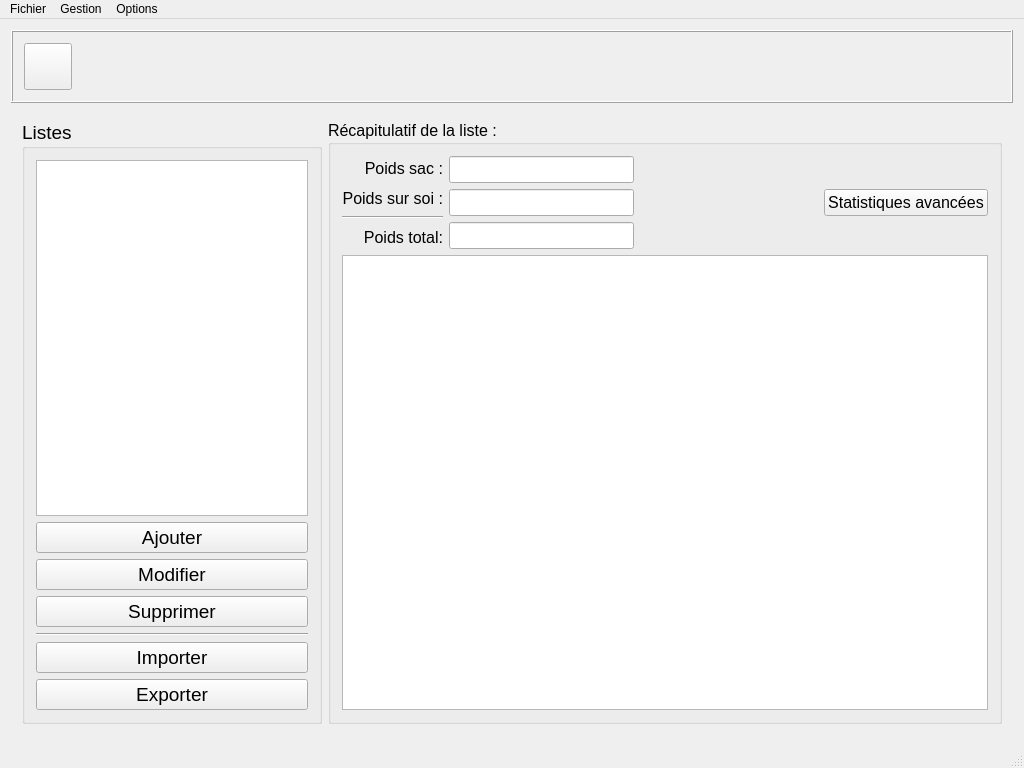
amof/Doger, file Doger/mainwindow.ui: the form before one commit.
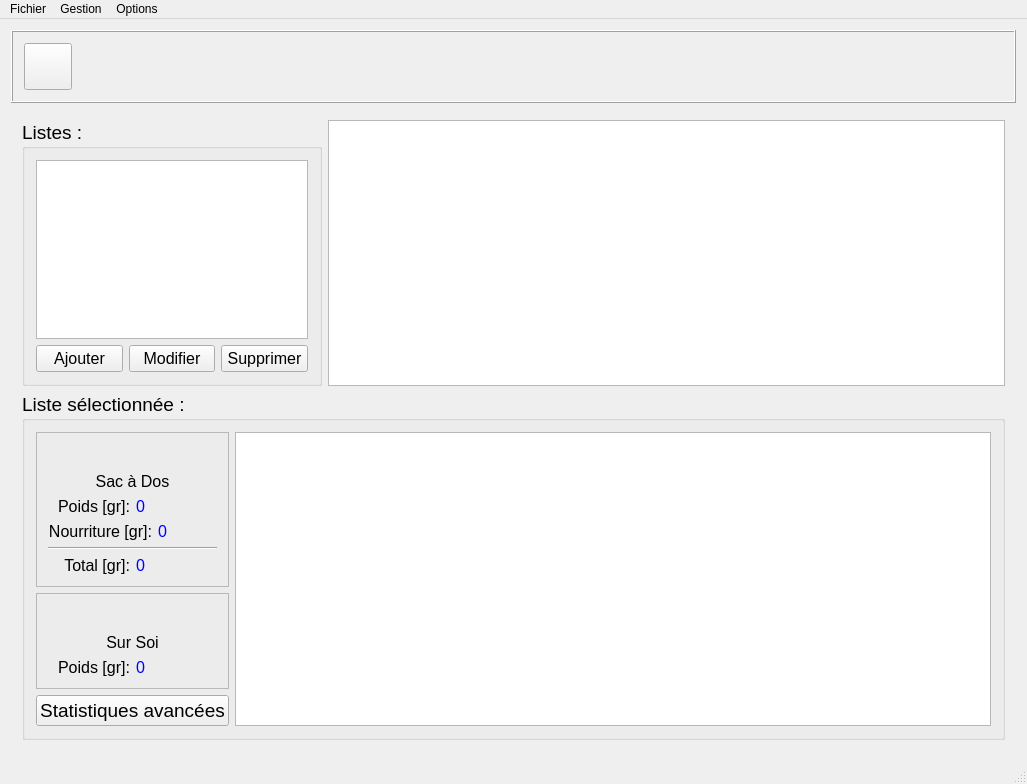
The form after the commit. The open tabs and pages were chosen to show the change. Icons and pictures are not drawn. Custom widgets are drawn as their Qt base class.

Commit message: Improve UI in Lists Add chart and display weight on self in Lists

```diff
--- a/Doger/mainwindow.ui
+++ b/Doger/mainwindow.ui
@@ -6,15 +6,15 @@
    <rect>
     <x>0</x>
     <y>0</y>
-    <width>1024</width>
-    <height>768</height>
+    <width>1027</width>
+    <height>784</height>
    </rect>
   </property>
   <property name="windowTitle">
-   <string>Doger - v0.0.1 alpha preview - @mof</string>
+   <string>Doger - v0.1.0 beta1 - @mof</string>
   </property>
   <widget class="QWidget" name="centralWidget">
-   <layout class="QVBoxLayout" name="verticalLayout">
+   <layout class="QVBoxLayout" name="verticalLayout_15">
     <item>
      <widget class="QFrame" name="frame_title">
       <property name="styleSheet">
@@ -109,6 +109,11 @@
     </item>
     <item>
      <widget class="QStackedWidget" name="stackedWidget">
+      <property name="font">
+       <font>
+        <pointsize>12</pointsize>
+       </font>
+      </property>
       <property name="currentIndex">
        <number>2</number>
       </property>
@@ -482,6 +487,8 @@
        </layout>
       </widget>
       <widget class="QWidget" name="liste">
+       <layout class="QVBoxLayout" name="verticalLayout_20">
+        <item>
        <layout class="QHBoxLayout" name="horizontalLayout_7">
         <item>
          <widget class="QGroupBox" name="groupBox">
@@ -497,14 +504,14 @@
            </font>
           </property>
           <property name="title">
-           <string>Listes</string>
+             <string>Listes :</string>
           </property>
           <layout class="QVBoxLayout" name="verticalLayout_2">
            <item>
             <widget class="QTableView" name="tv_list">
              <property name="maximumSize">
               <size>
-               <width>16777215</width>
+                 <width>300</width>
                <height>16777215</height>
               </size>
              </property>
@@ -513,10 +520,26 @@
                <pointsize>12</pointsize>
               </font>
              </property>
-            </widget>
-           </item>
+               <property name="editTriggers">
+                <set>QAbstractItemView::NoEditTriggers</set>
+               </property>
+               <property name="selectionMode">
+                <enum>QAbstractItemView::SingleSelection</enum>
+               </property>
+               <property name="selectionBehavior">
+                <enum>QAbstractItemView::SelectRows</enum>
+               </property>
+              </widget>
+             </item>
+             <item>
+              <layout class="QHBoxLayout" name="horizontalLayout_17">
            <item>
             <widget class="QPushButton" name="btn_list_add">
+                 <property name="font">
+                  <font>
+                   <pointsize>12</pointsize>
+                  </font>
+                 </property>
              <property name="text">
               <string>Ajouter</string>
              </property>
@@ -524,6 +547,11 @@
            </item>
            <item>
             <widget class="QPushButton" name="btn_list_modify">
+                 <property name="font">
+                  <font>
+                   <pointsize>12</pointsize>
+                  </font>
+                 </property>
              <property name="text">
               <string>Modifier</string>
              </property>
@@ -531,37 +559,40 @@
            </item>
            <item>
             <widget class="QPushButton" name="btn_list_delete">
+                 <property name="font">
+                  <font>
+                   <pointsize>12</pointsize>
+                  </font>
+                 </property>
              <property name="text">
               <string>Supprimer</string>
              </property>
             </widget>
            </item>
-           <item>
-            <widget class="Line" name="line_3">
-             <property name="orientation">
-              <enum>Qt::Horizontal</enum>
-             </property>
-            </widget>
-           </item>
-           <item>
-            <widget class="QPushButton" name="btn_list_import">
-             <property name="text">
-              <string>Importer</string>
-             </property>
+              </layout>
+             </item>
+            </layout>
             </widget>
            </item>
            <item>
-            <widget class="QPushButton" name="btn_list_export">
-             <property name="text">
-              <string>Exporter</string>
-             </property>
+           <widget class="QtCharts::QChartView" name="chartview">
+            <property name="maximumSize">
+             <size>
+              <width>16777215</width>
+              <height>16777215</height>
+             </size>
+            </property>
+            <property name="font">
+             <font>
+              <pointsize>14</pointsize>
+             </font>
+            </property>
             </widget>
            </item>
           </layout>
-         </widget>
         </item>
         <item>
-         <widget class="QGroupBox" name="groupBox_7">
+         <widget class="QGroupBox" name="gb_listDetail">
           <property name="sizePolicy">
            <sizepolicy hsizetype="Preferred" vsizetype="Preferred">
             <horstretch>0</horstretch>
@@ -570,123 +601,258 @@
           </property>
           <property name="font">
            <font>
-            <pointsize>12</pointsize>
+            <pointsize>14</pointsize>
            </font>
           </property>
           <property name="title">
-           <string>Récapitulatif de la liste :</string>
+           <string>Liste sélectionnée :</string>
           </property>
-          <layout class="QVBoxLayout" name="verticalLayout_10">
-           <item>
             <layout class="QHBoxLayout" name="horizontalLayout_5">
              <item>
-              <layout class="QVBoxLayout" name="verticalLayout_20">
+            <layout class="QVBoxLayout" name="verticalLayout">
                <item>
-                <widget class="QLabel" name="label_29">
+              <widget class="QFrame" name="f_backpack">
+               <property name="maximumSize">
+                <size>
+                 <width>16777215</width>
+                 <height>16777215</height>
+                </size>
+               </property>
+               <property name="frameShape">
+                <enum>QFrame::StyledPanel</enum>
+               </property>
+               <property name="frameShadow">
+                <enum>QFrame::Plain</enum>
+               </property>
+               <layout class="QVBoxLayout" name="verticalLayout_9">
+                <item>
+                 <widget class="QLabel" name="lbl_backpack">
+                  <property name="maximumSize">
+                   <size>
+                    <width>16777215</width>
+                    <height>16777215</height>
+                   </size>
+                  </property>
+                  <property name="text">
+                   <string/>
+                  </property>
+                  <property name="pixmap">
+                   <pixmap resource="ressources.qrc">:/images/backpack.png</pixmap>
+                  </property>
+                  <property name="scaledContents">
+                   <bool>false</bool>
+                  </property>
+                  <property name="alignment">
+                   <set>Qt::AlignCenter</set>
+                  </property>
+                 </widget>
+                </item>
+                <item>
+                 <widget class="QLabel" name="label_9">
                  <property name="font">
                   <font>
                    <pointsize>12</pointsize>
                   </font>
                  </property>
                  <property name="text">
-                  <string>Poids sac :</string>
+                   <string>Sac à Dos</string>
                  </property>
                  <property name="alignment">
+                   <set>Qt::AlignCenter</set>
+                  </property>
+                 </widget>
+                </item>
+                <item>
+                 <layout class="QHBoxLayout" name="horizontalLayout_11">
+                  <item>
+                   <widget class="QLabel" name="label_10">
+                    <property name="font">
+                     <font>
+                      <pointsize>12</pointsize>
+                     </font>
+                    </property>
+                    <property name="text">
+                     <string>Poids [gr]:</string>
+                    </property>
+                    <property name="alignment">
                   <set>Qt::AlignRight|Qt::AlignTrailing|Qt::AlignVCenter</set>
                  </property>
                 </widget>
                </item>
                <item>
-                <widget class="QLabel" name="label_31">
+                   <widget class="QLabel" name="lbl_weightBackpack">
                  <property name="font">
                   <font>
                    <pointsize>12</pointsize>
                   </font>
                  </property>
+                    <property name="styleSheet">
+                     <string notr="true">color: rgb(0, 0, 255);</string>
+                    </property>
                  <property name="text">
-                  <string>Poids sur soi :</string>
-                 </property>
+                     <string>0</string>
+                    </property>
+                   </widget>
+                  </item>
+                 </layout>
+                </item>
+                <item>
+                 <layout class="QHBoxLayout" name="horizontalLayout_12">
+                  <item>
+                   <widget class="QLabel" name="label_11">
+                    <property name="font">
+                     <font>
+                      <pointsize>12</pointsize>
+                     </font>
+                    </property>
+                    <property name="text">
+                     <string>Nourriture [gr]:</string>
+                    </property>
                  <property name="alignment">
                   <set>Qt::AlignRight|Qt::AlignTrailing|Qt::AlignVCenter</set>
                  </property>
                 </widget>
                </item>
                <item>
-                <widget class="Line" name="line_2">
+                   <widget class="QLabel" name="lbl_weightBackpack_food">
+                    <property name="font">
+                     <font>
+                      <pointsize>12</pointsize>
+                     </font>
+                    </property>
+                    <property name="styleSheet">
+                     <string notr="true">color: rgb(0, 0, 255);</string>
+                    </property>
+                    <property name="text">
+                     <string>0</string>
+                    </property>
+                   </widget>
+                  </item>
+                 </layout>
+                </item>
+                <item>
+                 <widget class="Line" name="line_4">
                  <property name="orientation">
                   <enum>Qt::Horizontal</enum>
                  </property>
                 </widget>
                </item>
                <item>
-                <widget class="QLabel" name="label_30">
+                 <layout class="QHBoxLayout" name="horizontalLayout_13">
+                  <item>
+                   <widget class="QLabel" name="label_12">
                  <property name="font">
                   <font>
                    <pointsize>12</pointsize>
                   </font>
                  </property>
                  <property name="text">
-                  <string>Poids total:</string>
+                     <string>Total [gr]:</string>
                  </property>
                  <property name="alignment">
                   <set>Qt::AlignRight|Qt::AlignTrailing|Qt::AlignVCenter</set>
                  </property>
                 </widget>
                </item>
-              </layout>
-             </item>
+                  <item>
+                   <widget class="QLabel" name="lbl_weightBackpack_total">
+                    <property name="font">
+                     <font>
+                      <pointsize>12</pointsize>
+                     </font>
+                    </property>
+                    <property name="styleSheet">
+                     <string notr="true">color: rgb(0, 0, 255);</string>
+                    </property>
+                    <property name="text">
+                     <string>0</string>
+                    </property>
+                   </widget>
+                  </item>
+                 </layout>
+                </item>
+               </layout>
+              </widget>
+             </item>
              <item>
-              <layout class="QVBoxLayout" name="verticalLayout_21">
+              <widget class="QFrame" name="f_self">
+               <property name="maximumSize">
+                <size>
+                 <width>16777215</width>
+                 <height>16777215</height>
+                </size>
+               </property>
+               <property name="frameShape">
+                <enum>QFrame::StyledPanel</enum>
+               </property>
+               <property name="frameShadow">
+                <enum>QFrame::Plain</enum>
+               </property>
+               <layout class="QVBoxLayout" name="verticalLayout_8">
                <item>
-                <widget class="QLineEdit" name="le_list_weightBackpack">
+                 <widget class="QLabel" name="lbl_self">
+                  <property name="text">
+                   <string/>
+                  </property>
+                  <property name="pixmap">
+                   <pixmap resource="ressources.qrc">:/images/self.png</pixmap>
+                  </property>
+                  <property name="alignment">
+                   <set>Qt::AlignCenter</set>
+                  </property>
+                 </widget>
+                </item>
+                <item>
+                 <widget class="QLabel" name="label_6">
                  <property name="font">
                   <font>
                    <pointsize>12</pointsize>
                   </font>
                  </property>
-                 <property name="readOnly">
-                  <bool>true</bool>
-                 </property>
+                  <property name="text">
+                   <string>Sur Soi</string>
+                  </property>
+                  <property name="alignment">
+                   <set>Qt::AlignCenter</set>
+                  </property>
                 </widget>
                </item>
                <item>
-                <widget class="QLineEdit" name="le_list_weightSelf">
+                 <layout class="QHBoxLayout" name="horizontalLayout_10">
+                  <item>
+                   <widget class="QLabel" name="label_8">
                  <property name="font">
                   <font>
                    <pointsize>12</pointsize>
                   </font>
                  </property>
-                 <property name="readOnly">
-                  <bool>true</bool>
-                 </property>
+                    <property name="text">
+                     <string>Poids [gr]:</string>
+                    </property>
+                    <property name="alignment">
+                     <set>Qt::AlignRight|Qt::AlignTrailing|Qt::AlignVCenter</set>
+                    </property>
                 </widget>
                </item>
                <item>
-                <widget class="QLineEdit" name="le_list_weight_total">
+                   <widget class="QLabel" name="lbl_weightSelf">
                  <property name="font">
                   <font>
                    <pointsize>12</pointsize>
                   </font>
                  </property>
-                 <property name="readOnly">
-                  <bool>true</bool>
-                 </property>
+                    <property name="styleSheet">
+                     <string notr="true">color: rgb(0, 0, 255);</string>
+                    </property>
+                    <property name="text">
+                     <string>0</string>
+                    </property>
                 </widget>
                </item>
               </layout>
              </item>
-             <item>
-              <spacer name="horizontalSpacer_6">
-               <property name="orientation">
-                <enum>Qt::Horizontal</enum>
-               </property>
-               <property name="sizeHint" stdset="0">
-                <size>
-                 <width>40</width>
-                 <height>20</height>
-                </size>
-               </property>
-              </spacer>
+               </layout>
+              </widget>
              </item>
              <item>
               <widget class="QPushButton" name="btn_matos_stats">
@@ -704,6 +870,9 @@
                <pointsize>12</pointsize>
               </font>
              </property>
+             <property name="editTriggers">
+              <set>QAbstractItemView::NoEditTriggers</set>
+             </property>
             </widget>
            </item>
           </layout>
@@ -1733,7 +1902,7 @@
                <string>&lt;!DOCTYPE HTML PUBLIC &quot;-//W3C//DTD HTML 4.0//EN&quot; &quot;http://www.w3.org/TR/REC-html40/strict.dtd&quot;&gt;
 &lt;html&gt;&lt;head&gt;&lt;meta name=&quot;qrichtext&quot; content=&quot;1&quot; /&gt;&lt;style type=&quot;text/css&quot;&gt;
 p, li { white-space: pre-wrap; }
-&lt;/style&gt;&lt;/head&gt;&lt;body style=&quot; font-family:'MS Shell Dlg 2'; font-size:8.25pt; font-weight:400; font-style:normal;&quot;&gt;
+&lt;/style&gt;&lt;/head&gt;&lt;body style=&quot; font-family:'MS Shell Dlg 2'; font-size:12pt; font-weight:400; font-style:normal;&quot;&gt;
 &lt;p align=&quot;center&quot; style=&quot; margin-top:14px; margin-bottom:12px; margin-left:0px; margin-right:0px; -qt-block-indent:0; text-indent:0px;&quot;&gt;&lt;span style=&quot; font-size:8pt; font-weight:600;&quot;&gt;GNU GENERAL PUBLIC LICENSE&lt;/span&gt;&lt;/p&gt;
 &lt;p align=&quot;center&quot; style=&quot; margin-top:12px; margin-bottom:12px; margin-left:0px; margin-right:0px; -qt-block-indent:0; text-indent:0px;&quot;&gt;&lt;span style=&quot; font-size:8pt;&quot;&gt;Version 3, 29 June 2007 &lt;/span&gt;&lt;/p&gt;
 &lt;p align=&quot;justify&quot; style=&quot; margin-top:12px; margin-bottom:12px; margin-left:0px; margin-right:0px; -qt-block-indent:0; text-indent:0px;&quot;&gt;&lt;span style=&quot; font-size:8pt;&quot;&gt;Copyright © 2007 Free Software Foundation, Inc. &amp;lt;&lt;/span&gt;&lt;a href=&quot;http://fsf.org/&quot;&gt;&lt;span style=&quot; font-size:8pt; text-decoration: underline; color:#0000ff;&quot;&gt;http://fsf.org/&lt;/span&gt;&lt;/a&gt;&lt;span style=&quot; font-size:8pt;&quot;&gt;&amp;gt;&lt;/span&gt;&lt;/p&gt;
@@ -1890,7 +2059,7 @@
     <rect>
      <x>0</x>
      <y>0</y>
-     <width>1024</width>
+     <width>1027</width>
      <height>21</height>
     </rect>
    </property>
@@ -1965,6 +2134,14 @@
   </action>
  </widget>
  <layoutdefault spacing="6" margin="11"/>
+ <customwidgets>
+  <customwidget>
+   <class>QtCharts::QChartView</class>
+   <extends>QGraphicsView</extends>
+   <header location="global">QtCharts/QChartView&gt;
+#include &lt;QtCharts/chartsnamespace.h</header>
+  </customwidget>
+ </customwidgets>
  <resources>
   <include location="ressources.qrc"/>
  </resources>
```
Lines whose indentation alone changed are shown as unchanged. The commit also changes 2 other files.
